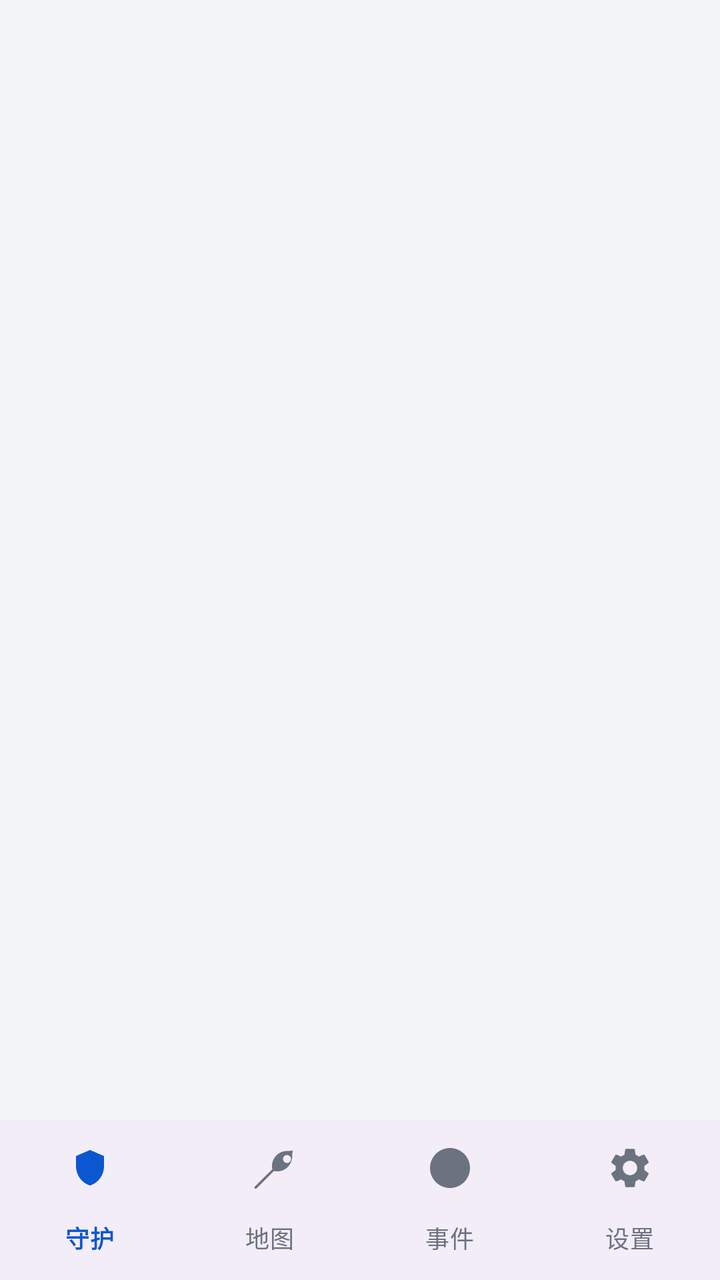
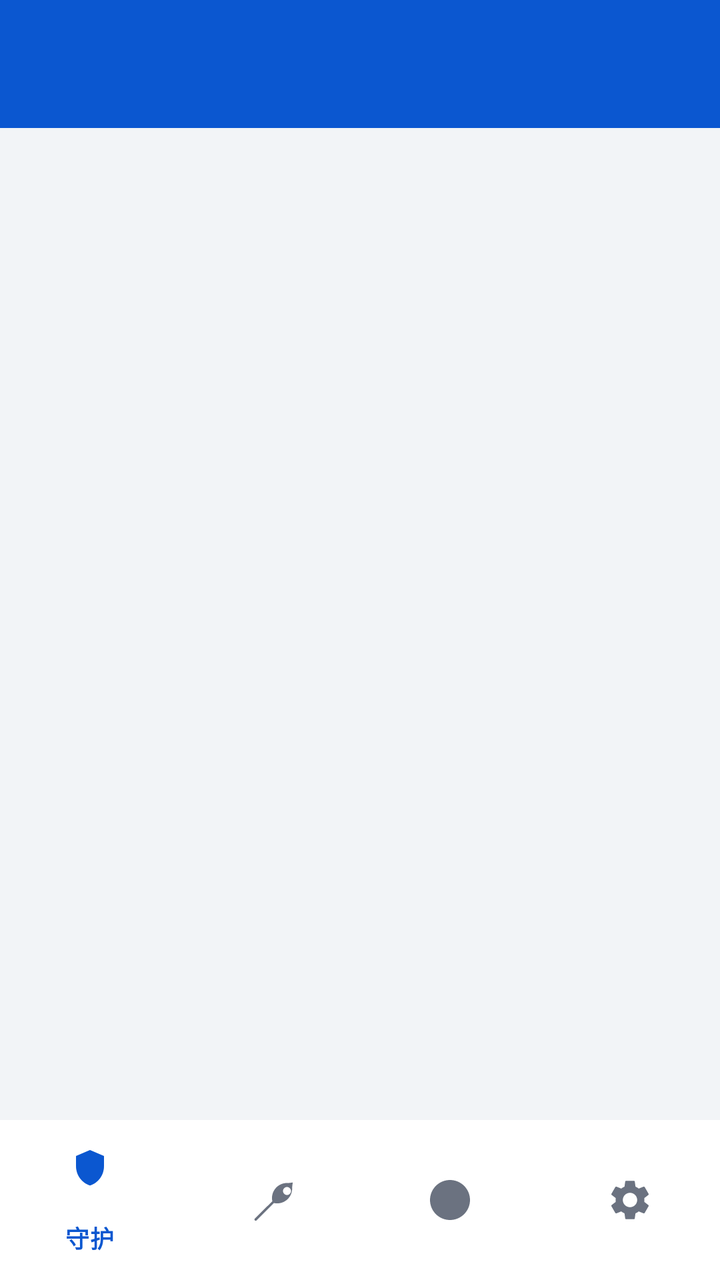

Before-and-after screenshots of an Android layout around one commit, followed by the original layout XML and the change that was made.
<!-- AndroidManifest.xml: application theme Theme.SafetyGuard -->
<!-- res/layout/activity_main.xml -->
<?xml version="1.0" encoding="utf-8"?>
<LinearLayout xmlns:android="http://schemas.android.com/apk/res/android"
    xmlns:app="http://schemas.android.com/apk/res-auto"
    android:layout_width="match_parent"
    android:layout_height="match_parent"
    android:orientation="vertical">

    <FrameLayout
        android:id="@+id/fragment_container"
        android:layout_width="match_parent"
        android:layout_height="0dp"
        android:layout_weight="1" />

    <com.google.android.material.bottomnavigation.BottomNavigationView
        android:id="@+id/bottom_nav"
        android:layout_width="match_parent"
        android:layout_height="wrap_content"
        app:itemIconTint="@color/nav_tint"
        app:itemTextColor="@color/nav_tint"
        app:labelVisibilityMode="labeled"
        app:menu="@menu/bottom_nav" />
</LinearLayout>
<!-- resources referenced by this layout -->
<resources>
  <style name="Theme.SafetyGuard" parent="Theme.Material3.Light.NoActionBar">
          <item name="colorPrimary">@color/primary</item>
          <item name="colorOnPrimary">@android:color/white</item>
          <item name="colorSecondary">@color/green</item>
          <item name="colorOnSecondary">@android:color/white</item>
          <item name="android:statusBarColor">@color/primary</item>
          <item name="android:windowLightStatusBar">false</item>
          <item name="android:windowBackground">@color/bg</item>
      </style>
  <color name="primary">#0B57D0</color>
  <color name="green">#0D9E6B</color>
  <color name="bg">#F2F4F7</color>
</resources>

<!-- the commit's change to res/layout/activity_main.xml (unified diff, before → after) -->
@@ -5,18 +5,25 @@
     android:layout_height="match_parent"
     android:orientation="vertical">
 
-    <FrameLayout
-        android:id="@+id/fragment_container"
+    <com.google.android.material.appbar.MaterialToolbar
+        android:id="@+id/toolbar"
+        android:layout_width="match_parent"
+        android:layout_height="?attr/actionBarSize"
+        android:background="@color/primary"
+        app:titleTextColor="@android:color/white" />
+
+    <androidx.fragment.app.FragmentContainerView
+        android:id="@+id/container"
         android:layout_width="match_parent"
         android:layout_height="0dp"
         android:layout_weight="1" />
 
     <com.google.android.material.bottomnavigation.BottomNavigationView
-        android:id="@+id/bottom_nav"
+        android:id="@+id/bottomNav"
         android:layout_width="match_parent"
         android:layout_height="wrap_content"
+        android:background="@color/card"
         app:itemIconTint="@color/nav_tint"
         app:itemTextColor="@color/nav_tint"
-        app:labelVisibilityMode="labeled"
         app:menu="@menu/bottom_nav" />
 </LinearLayout>
<!-- resource entries referenced after the edit -->
@@ -1,5 +1,6 @@
 <!-- resources referenced by this layout -->
 <resources>
+  <color name="card">#FFFFFF</color>
   <style name="Theme.SafetyGuard" parent="Theme.Material3.Light.NoActionBar">
           <item name="colorPrimary">@color/primary</item>
           <item name="colorOnPrimary">@android:color/white</item>
